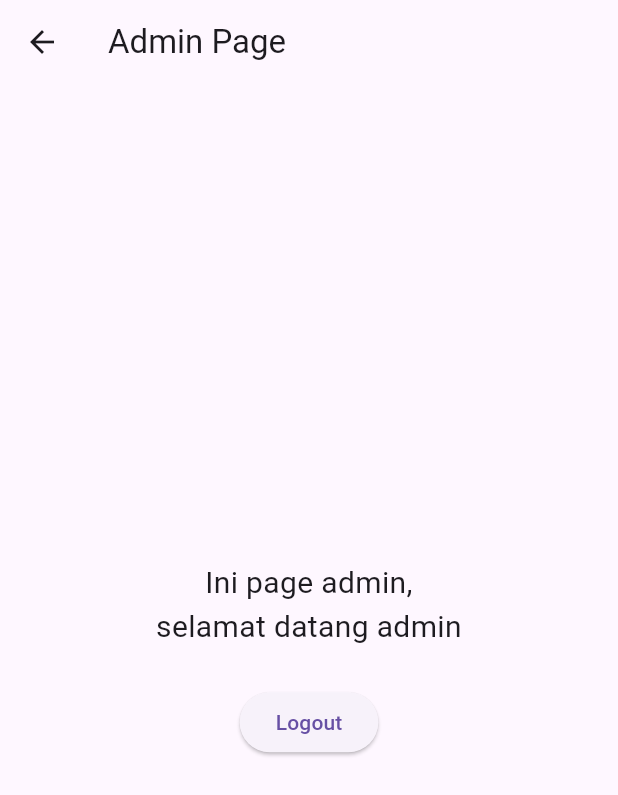
After one commit to AsfaDavissyah/-sisakademik, a Flutter app: the AdminPage screen opened by its route, on a phone screen of 412 x 824 dp. The commit adds this screen. Shown: the top 795 px of the screen. Run offline on Flutter 3.47's test engine with Material 3 defaults, Android fonts, the phone set to English and light mode, and no system bars; our stand-ins replace cloud_firestore, firebase_auth, firebase_core; accounts and stored records are empty.

Commit message:
Implement role-based navigation and registration validation; add admin, guru, and siswa pages

```diff
--- /dev/null
+++ b/lib/screens/admin/admin_page.dart
@@ -0,0 +1,37 @@
+import 'package:flutter/material.dart';
+import 'package:firebase_auth/firebase_auth.dart';
+
+class AdminPage extends StatelessWidget {
+  final String username;
+
+  const AdminPage({super.key, required this.username});
+
+  void logout(BuildContext context) async {
+    await FirebaseAuth.instance.signOut();
+    Navigator.pushReplacementNamed(context, "/");
+  }
+
+  @override
+  Widget build(BuildContext context) {
+    return Scaffold(
+      appBar: AppBar(title: const Text("Admin Page")),
+      body: Center(
+        child: Column(
+          mainAxisAlignment: MainAxisAlignment.center,
+          children: [
+            Text(
+              "Ini page admin,\nselamat datang $username",
+              textAlign: TextAlign.center,
+              style: const TextStyle(fontSize: 20),
+            ),
+            const SizedBox(height: 25),
+            ElevatedButton(
+              onPressed: () => logout(context),
+              child: const Text("Logout"),
+            )
+          ],
+        ),
+      ),
+    );
+  }
+}
--- a/lib/services/auth_controller.dart
+++ b/lib/services/auth_controller.dart
@@ -15,7 +15,25 @@ class AuthController {
     required String role,
     required String linkedId,
   }) async {
-    // step 1: register ke auth
+
+    // 1️⃣ VALIDASI INPUT DASAR
+    if (email.isEmpty || password.isEmpty || username.isEmpty) {
+      throw Exception("Email, password, dan username wajib diisi.");
+    }
+
+    // 2️⃣ ROLE VALIDATION (SUPER IMPORTANT)
+    // Admin tidak boleh diregistrasi lewat aplikasi
+    if (role.toLowerCase() == "admin") {
+      throw Exception("Akun admin tidak boleh dibuat melalui aplikasi.");
+    }
+
+    // Role harus "guru" atau "siswa" saja
+    const allowedRoles = ["guru", "siswa"];
+    if (!allowedRoles.contains(role.toLowerCase())) {
+      throw Exception("Role tidak valid. Hanya guru atau siswa yang diperbolehkan.");
+    }
+
+    // 3️⃣ REGISTER KE FIREBASE AUTH
     final user = await authService.registerUser(
       email: email,
       password: password,
@@ -25,19 +43,19 @@ class AuthController {
       throw Exception("Gagal membuat akun.");
     }
 
-    // step 2: simpan data ke Firestore
+    // 4️⃣ SIMPAN DATA KE FIRESTORE
     final userModel = UserModel(
       uid: user.uid,
       name: name,
       username: username,
-      role: role,
+      role: role,     // sudah aman (bukan admin)
       linkedId: linkedId,
     );
 
     await userService.saveUserData(userModel);
   }
 
-    // LOGIN USER + AMBIL ROLE
+  // LOGIN USER + AMBIL ROLE
   Future<UserModel?> loginAccount({
     required String email,
     required String password,
@@ -55,5 +73,4 @@ class AuthController {
     // step 2: ambil data role dari Firestore
     return await userService.getUserByUid(user.uid);
   }
-
 }
```
Also changed, not shown: lib/main.dart (+7 -6 lines), lib/screens/auth/login_page.dart (+22 -9 lines), lib/screens/auth/register_page.dart (+10 -8 lines), lib/screens/guru/guru_page.dart (added, +37 -0 lines), lib/screens/siswa/siswa_page.dart (added, +37 -0 lines), 2 other files.
